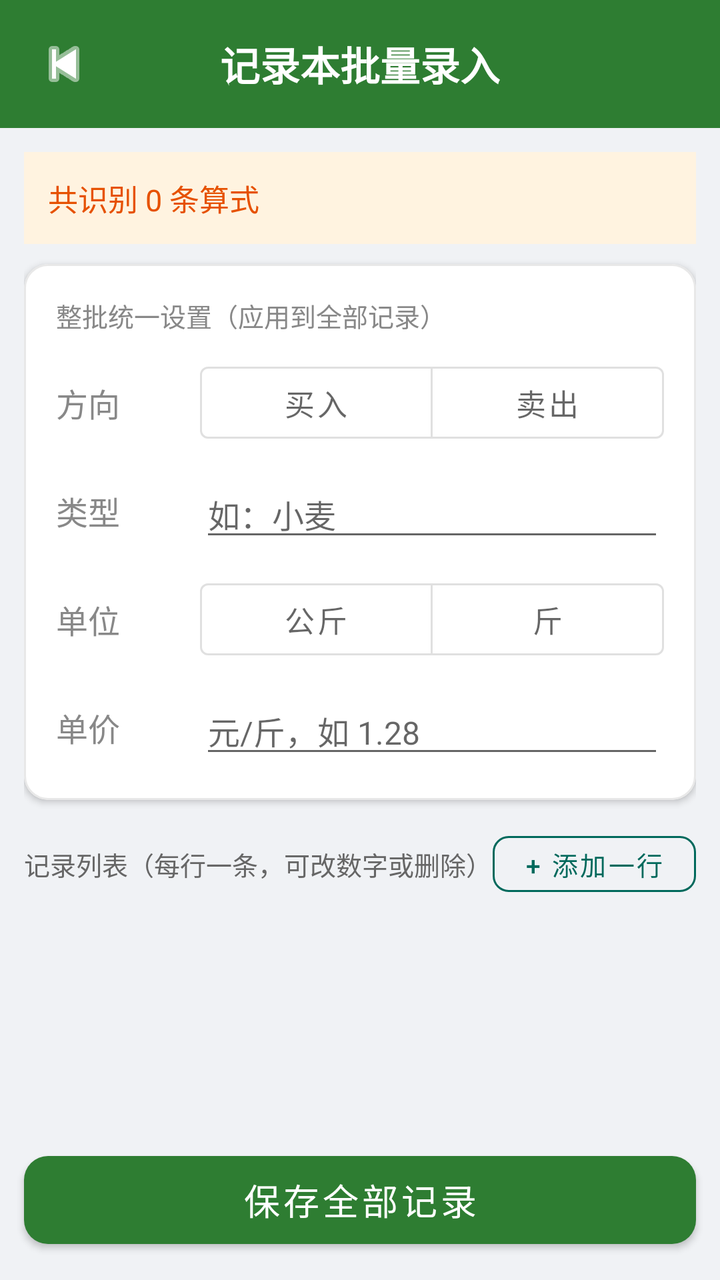
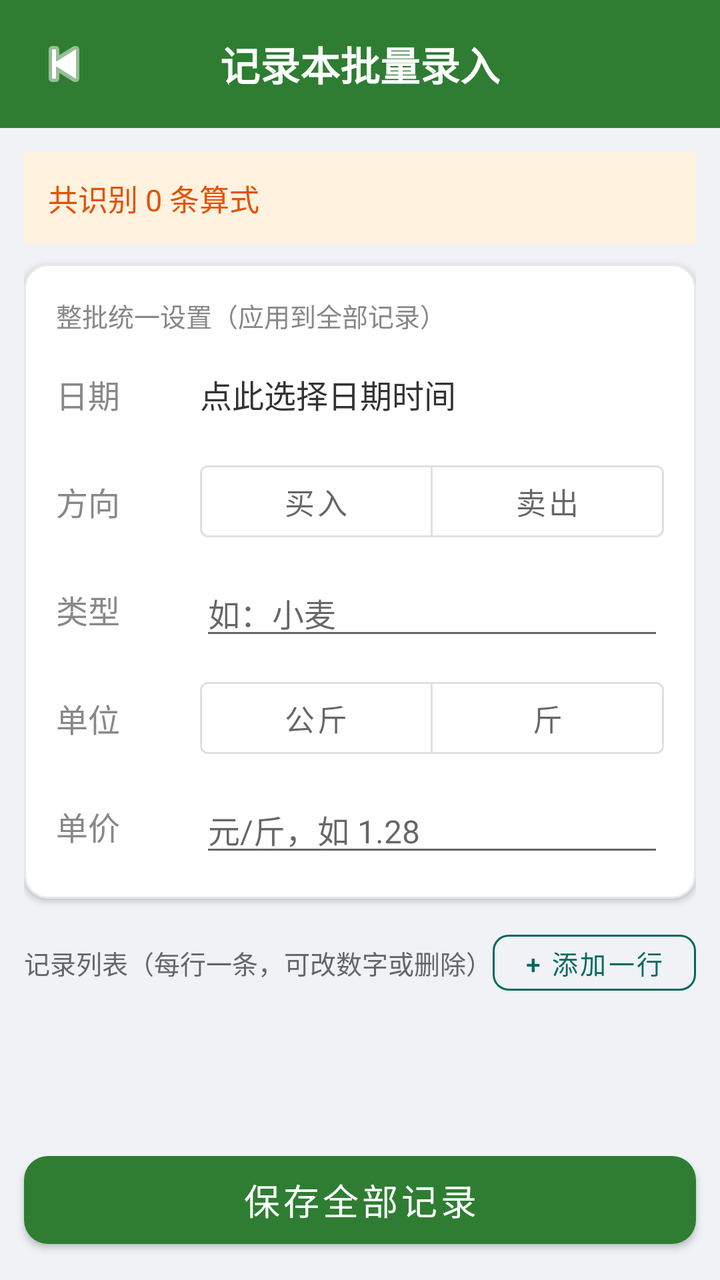

Two renders of the same Android screen: before a commit and after it. Below are the layout's source before the change and the commit's diff.
<!-- AndroidManifest.xml: application theme Theme.FarmTrade -->
<!-- res/layout/activity_ledger_review.xml -->
<?xml version="1.0" encoding="utf-8"?>
<LinearLayout
    xmlns:android="http://schemas.android.com/apk/res/android"
    xmlns:app="http://schemas.android.com/apk/res-auto"
    android:layout_width="match_parent"
    android:layout_height="match_parent"
    android:orientation="vertical"
    android:background="#f0f2f5">

    
    <LinearLayout
        android:layout_width="match_parent"
        android:layout_height="wrap_content"
        android:orientation="horizontal"
        android:gravity="center_vertical"
        android:background="#2e7d32"
        android:paddingTop="16dp"
        android:paddingBottom="16dp"
        android:paddingStart="16dp"
        android:paddingEnd="16dp">

        <ImageView
            android:id="@+id/ivBack"
            android:layout_width="32dp"
            android:layout_height="32dp"
            android:src="@android:drawable/ic_media_previous"
            android:contentDescription="返回"
            app:tint="#ffffff" />

        <TextView
            android:layout_width="0dp"
            android:layout_height="wrap_content"
            android:layout_weight="1"
            android:text="记录本批量录入"
            android:textColor="#ffffff"
            android:textSize="20sp"
            android:textStyle="bold"
            android:gravity="center"
            android:layout_marginStart="-32dp" />
    </LinearLayout>

    <ScrollView
        android:layout_width="match_parent"
        android:layout_height="0dp"
        android:layout_weight="1"
        android:fillViewport="true">

        <LinearLayout
            android:layout_width="match_parent"
            android:layout_height="wrap_content"
            android:orientation="vertical"
            android:padding="12dp">

            <TextView
                android:id="@+id/tvSummary"
                android:layout_width="match_parent"
                android:layout_height="wrap_content"
                android:text="共识别 0 条算式"
                android:textColor="#e65100"
                android:textSize="15sp"
                android:background="#fff3e0"
                android:padding="12dp"
                android:layout_marginBottom="10dp" />

            
            <com.google.android.material.card.MaterialCardView
                android:layout_width="match_parent"
                android:layout_height="wrap_content"
                app:cardCornerRadius="12dp"
                app:cardElevation="2dp"
                app:strokeColor="#e8e8e8"
                app:strokeWidth="1dp"
                android:layout_marginBottom="12dp">

                <LinearLayout
                    android:layout_width="match_parent"
                    android:layout_height="wrap_content"
                    android:orientation="vertical"
                    android:padding="16dp">

                    <TextView
                        android:layout_width="wrap_content"
                        android:layout_height="wrap_content"
                        android:text="整批统一设置（应用到全部记录）"
                        android:textColor="#888888"
                        android:textSize="13sp"
                        android:layout_marginBottom="10dp" />

                    
                    <LinearLayout
                        android:layout_width="match_parent"
                        android:layout_height="wrap_content"
                        android:orientation="horizontal"
                        android:gravity="center_vertical"
                        android:layout_marginBottom="10dp">

                        <TextView
                            android:layout_width="72dp"
                            android:layout_height="wrap_content"
                            android:text="方向"
                            android:textColor="#888888"
                            android:textSize="16sp" />

                        <com.google.android.material.button.MaterialButtonToggleGroup
                            android:id="@+id/toggleDirection"
                            android:layout_width="0dp"
                            android:layout_height="wrap_content"
                            android:layout_weight="1"
                            app:singleSelection="true"
                            app:selectionRequired="true">

                            <com.google.android.material.button.MaterialButton
                                android:id="@+id/btnBuy"
                                style="@style/Widget.MaterialComponents.Button.OutlinedButton"
                                android:layout_width="0dp"
                                android:layout_height="wrap_content"
                                android:layout_weight="1"
                                android:text="买入"
                                android:textSize="15sp" />

                            <com.google.android.material.button.MaterialButton
                                android:id="@+id/btnSell"
                                style="@style/Widget.MaterialComponents.Button.OutlinedButton"
                                android:layout_width="0dp"
                                android:layout_height="wrap_content"
                                android:layout_weight="1"
                                android:text="卖出"
                                android:textSize="15sp" />
                        </com.google.android.material.button.MaterialButtonToggleGroup>
                    </LinearLayout>

                    
                    <LinearLayout
                        android:layout_width="match_parent"
                        android:layout_height="wrap_content"
                        android:orientation="horizontal"
                        android:gravity="center_vertical"
                        android:layout_marginBottom="10dp">

                        <TextView
                            android:layout_width="72dp"
                            android:layout_height="wrap_content"
                            android:text="类型"
                            android:textColor="#888888"
                            android:textSize="16sp" />

                        <EditText
                            android:id="@+id/etLedgerType"
                            android:layout_width="0dp"
                            android:layout_height="wrap_content"
                            android:layout_weight="1"
                            android:inputType="text"
                            android:hint="如：小麦"
                            android:textSize="16sp" />
                    </LinearLayout>

                    
                    <LinearLayout
                        android:layout_width="match_parent"
                        android:layout_height="wrap_content"
                        android:orientation="horizontal"
                        android:gravity="center_vertical"
                        android:layout_marginBottom="10dp">

                        <TextView
                            android:layout_width="72dp"
                            android:layout_height="wrap_content"
                            android:text="单位"
                            android:textColor="#888888"
                            android:textSize="16sp" />

                        <com.google.android.material.button.MaterialButtonToggleGroup
                            android:id="@+id/toggleUnit"
                            android:layout_width="0dp"
                            android:layout_height="wrap_content"
                            android:layout_weight="1"
                            app:singleSelection="true"
                            app:selectionRequired="true">

                            <com.google.android.material.button.MaterialButton
                                android:id="@+id/btnUnitKg"
                                style="@style/Widget.MaterialComponents.Button.OutlinedButton"
                                android:layout_width="0dp"
                                android:layout_height="wrap_content"
                                android:layout_weight="1"
                                android:text="公斤"
                                android:textSize="15sp" />

                            <com.google.android.material.button.MaterialButton
                                android:id="@+id/btnUnitJin"
                                style="@style/Widget.MaterialComponents.Button.OutlinedButton"
                                android:layout_width="0dp"
                                android:layout_height="wrap_content"
                                android:layout_weight="1"
                                android:text="斤"
                                android:textSize="15sp" />
                        </com.google.android.material.button.MaterialButtonToggleGroup>
                    </LinearLayout>

                    
                    <LinearLayout
                        android:layout_width="match_parent"
                        android:layout_height="wrap_content"
                        android:orientation="horizontal"
                        android:gravity="center_vertical">

                        <TextView
                            android:layout_width="72dp"
                            android:layout_height="wrap_content"
                            android:text="单价"
                            android:textColor="#888888"
                            android:textSize="16sp" />

                        <EditText
                            android:id="@+id/etLedgerPrice"
                            android:layout_width="0dp"
                            android:layout_height="wrap_content"
                            android:layout_weight="1"
                            android:inputType="numberDecimal"
                            android:hint="元/斤，如 1.28"
                            android:textSize="16sp" />
                    </LinearLayout>
                </LinearLayout>
            </com.google.android.material.card.MaterialCardView>

            
            <LinearLayout
                android:layout_width="match_parent"
                android:layout_height="wrap_content"
                android:orientation="horizontal"
                android:gravity="center_vertical"
                android:layout_marginBottom="6dp">

                <TextView
                    android:layout_width="0dp"
                    android:layout_height="wrap_content"
                    android:layout_weight="1"
                    android:text="记录列表（每行一条，可改数字或删除）"
                    android:textColor="#666666"
                    android:textSize="13sp" />

                <com.google.android.material.button.MaterialButton
                    android:id="@+id/btnAddRow"
                    style="@style/Widget.MaterialComponents.Button.OutlinedButton"
                    android:layout_width="wrap_content"
                    android:layout_height="40dp"
                    android:text="+ 添加一行"
                    android:textColor="#00695c"
                    android:textSize="13sp"
                    app:strokeColor="#00695c"
                    app:cornerRadius="8dp" />
            </LinearLayout>

            <LinearLayout
                android:id="@+id/llRows"
                android:layout_width="match_parent"
                android:layout_height="wrap_content"
                android:orientation="vertical" />
        </LinearLayout>
    </ScrollView>

    
    <com.google.android.material.button.MaterialButton
        android:id="@+id/btnSaveAll"
        android:layout_width="match_parent"
        android:layout_height="56dp"
        android:layout_margin="12dp"
        android:text="保存全部记录"
        android:textColor="#ffffff"
        android:textSize="18sp"
        app:backgroundTint="#2e7d32"
        app:cornerRadius="12dp" />
</LinearLayout>
<!-- resources referenced by this layout -->
<resources>
  <style name="Theme.FarmTrade" parent="Theme.MaterialComponents.Light.NoActionBar">
          <item name="colorPrimary">@color/green_primary</item>
          <item name="colorPrimaryVariant">@color/green_dark</item>
          <item name="colorOnPrimary">@color/white</item>
          <item name="colorSecondary">@color/orange_primary</item>
          <item name="colorOnSecondary">@color/white</item>
          <item name="android:statusBarColor">@color/green_primary</item>
          <item name="android:windowLightStatusBar">false</item>
      </style>
  <color name="green_primary">#2e7d32</color>
  <color name="green_dark">#1b5e20</color>
  <color name="white">#ffffff</color>
  <color name="orange_primary">#e65100</color>
</resources>

<!-- the commit's change to res/layout/activity_ledger_review.xml (unified diff, before → after) -->
@@ -85,6 +85,37 @@
                         android:textColor="#888888"
                         android:textSize="13sp"
                         android:layout_marginBottom="10dp" />
+
+                    
+                    <LinearLayout
+                        android:id="@+id/rowDateTime"
+                        android:layout_width="match_parent"
+                        android:layout_height="wrap_content"
+                        android:orientation="horizontal"
+                        android:gravity="center_vertical"
+                        android:layout_marginBottom="10dp"
+                        android:clickable="true"
+                        android:focusable="true"
+                        android:foreground="?android:attr/selectableItemBackground">
+
+                        <TextView
+                            android:layout_width="72dp"
+                            android:layout_height="wrap_content"
+                            android:text="日期"
+                            android:textColor="#888888"
+                            android:textSize="16sp" />
+
+                        <TextView
+                            android:id="@+id/tvDateTime"
+                            android:layout_width="0dp"
+                            android:layout_height="wrap_content"
+                            android:layout_weight="1"
+                            android:text="点此选择日期时间"
+                            android:textColor="#333333"
+                            android:textSize="16sp"
+                            android:paddingTop="8dp"
+                            android:paddingBottom="8dp" />
+                    </LinearLayout>
 
                     
                     <LinearLayout
